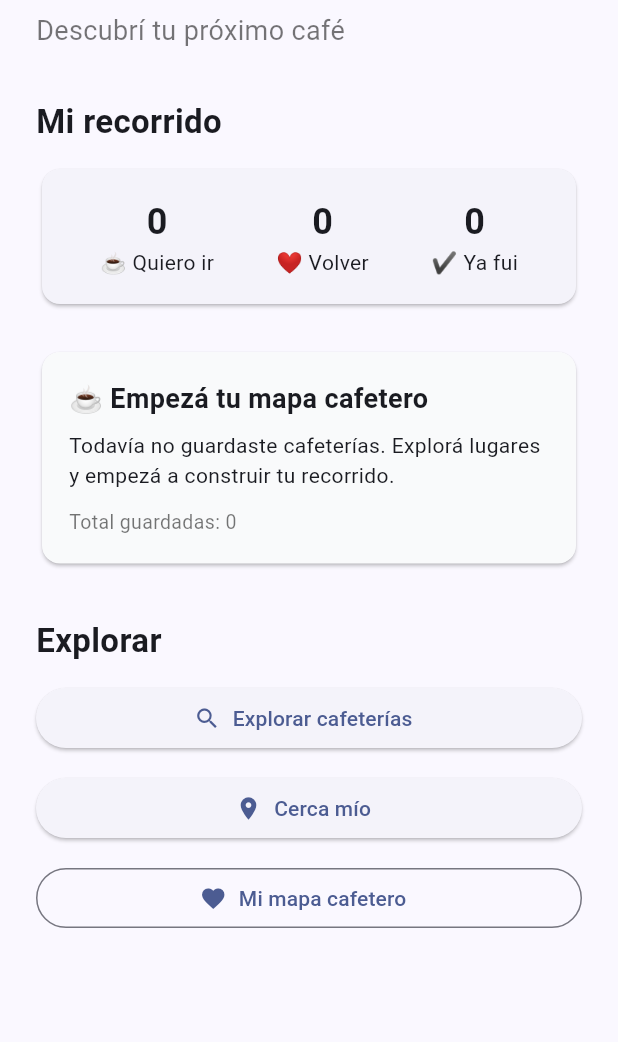
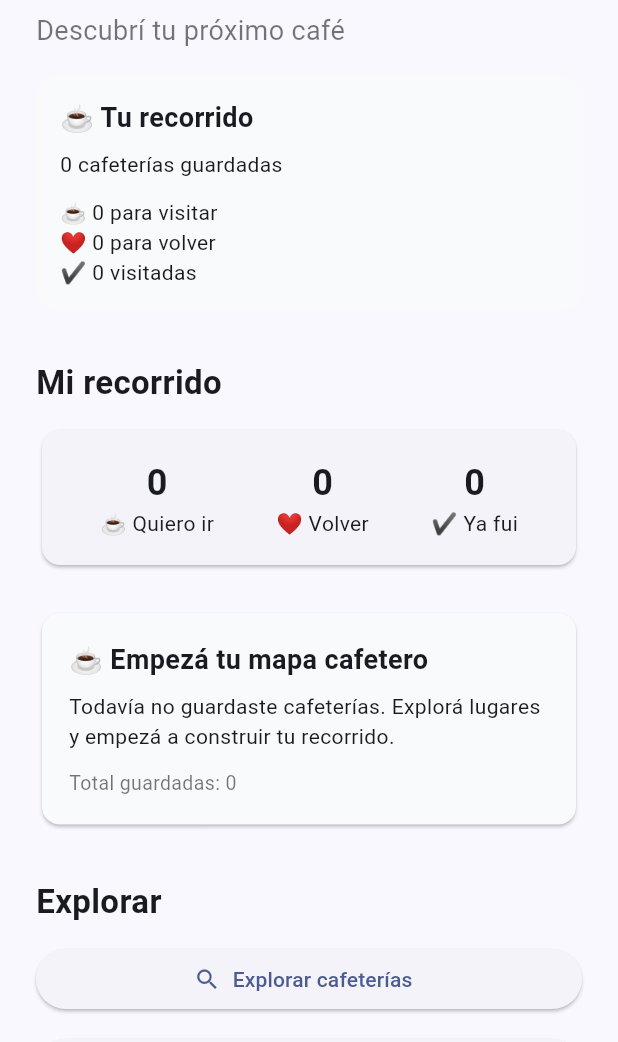
Before and after one commit to RomanCriscione/gota-mobile, a Flutter app: the screen it shows after launch, on a phone screen of 412 x 824 dp, the part 194-1236 px from its top. Run offline on Flutter 3.47's test engine with Material 3 defaults, Android fonts, the phone set to English and light mode, and no system bars; our stand-ins replace flutter_map, geolocator, latlong2, shared_preferences.

Commit message:
V.0.1.11

```diff
--- a/lib/screens/home_screen.dart
+++ b/lib/screens/home_screen.dart
@@ -1,5 +1,6 @@
 import 'package:flutter/material.dart';
 import '../services/app_state.dart';
+import 'cafe_detail_screen.dart';
 
 class HomeScreen extends StatelessWidget {
   const HomeScreen({super.key});
@@ -37,6 +38,120 @@ class HomeScreen extends StatelessWidget {
                 color: Colors.black54,
               ),
             ),
+
+            const SizedBox(height: 16),
+
+            Container(
+              width: double.infinity,
+              padding: const EdgeInsets.all(16),
+              decoration: BoxDecoration(
+                color: const Color(0xFFF9FAFB),
+                borderRadius: BorderRadius.circular(16),
+              ),
+              child: Column(
+                crossAxisAlignment: CrossAxisAlignment.start,
+                children: [
+                  const Text(
+                    '☕ Tu recorrido',
+                    style: TextStyle(
+                      fontWeight: FontWeight.bold,
+                      fontSize: 18,
+                    ),
+                  ),
+
+                  const SizedBox(height: 8),
+
+                  Text(
+                    '$totalGuardados cafeterías guardadas',
+                  ),
+
+                  const SizedBox(height: 12),
+
+                  Text(
+                    '☕ ${AppState.quieroIr.length} para visitar',
+                  ),
+
+                  Text(
+                    '❤️ ${AppState.quieroVolver.length} para volver',
+                  ),
+
+                  Text(
+                    '✔️ ${AppState.yaFui.length} visitadas',
+                  ),
+                ],
+              ),
+            ),
+
+            if (AppState.quieroIr.isNotEmpty) ...[
+              const SizedBox(height: 16),
+
+              InkWell(
+                borderRadius: BorderRadius.circular(12),
+                onTap: () {
+                  final cafe = AppState.quieroIr.first;
+
+                  Navigator.push(
+                    context,
+                    MaterialPageRoute(
+                      builder: (_) => CafeDetailScreen(
+                        nombre: cafe.nombre,
+                        zona: cafe.zona,
+                        rating: cafe.rating,
+                        foto: cafe.foto,
+                        foto2: cafe.foto2,
+                        foto3: cafe.foto3,
+                        direccion: cafe.direccion,
+                        latitude: cafe.latitude,
+                        longitude: cafe.longitude,
+                        tieneWifi: cafe.tieneWifi,
+                        petFriendly: cafe.petFriendly,
+                        veganFriendly: cafe.veganFriendly,
+                        enchufes: cafe.enchufes,
+                        cafeEspecialidad: cafe.cafeEspecialidad,
+                        brunch: cafe.brunch,
+                        laptopFriendly: cafe.laptopFriendly,
+                        espacioTranquilo: cafe.espacioTranquilo,
+                        tags: cafe.tags,
+                      ),
+                    ),
+                  );
+                },
+                child: Card(
+                  child: Padding(
+                    padding: const EdgeInsets.all(16),
+                    child: Column(
+                    crossAxisAlignment: CrossAxisAlignment.start,
+                    children: [
+                      const Text(
+                        '☕ Tu próxima parada',
+                        style: TextStyle(
+                          fontSize: 18,
+                          fontWeight: FontWeight.bold,
+                        ),
+                      ),
+
+                      const SizedBox(height: 8),
+
+                      Text(
+                        AppState.quieroIr.first.nombre,
+                        style: const TextStyle(
+                          fontSize: 16,
+                          fontWeight: FontWeight.w600,
+                        ),
+                      ),
+
+                      Text(
+                        AppState.quieroIr.first.zona,
+                        style: const TextStyle(
+                          color: Colors.black54,
+                        ),
+                      ),
+                    ],
+                  ),
+                ),
+              ),
+            ),
+            ],
 
             const SizedBox(height: 32),
 
```
Also changed, not shown: lib/screens/cafes_screen.dart (+47 -3 lines).
